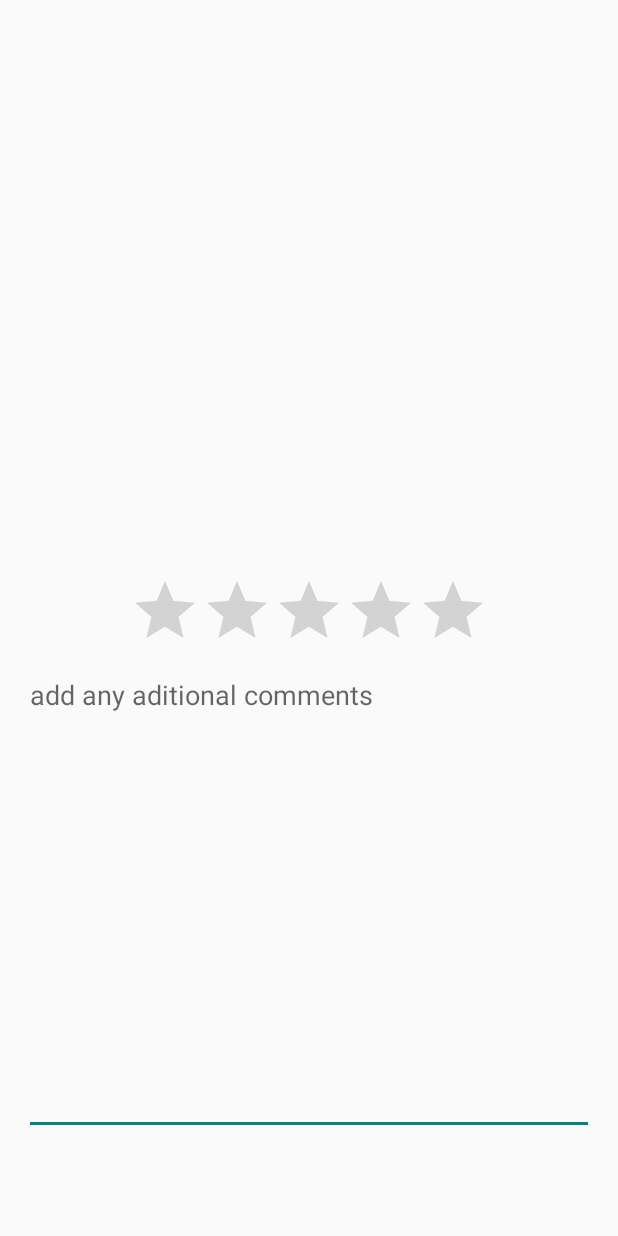
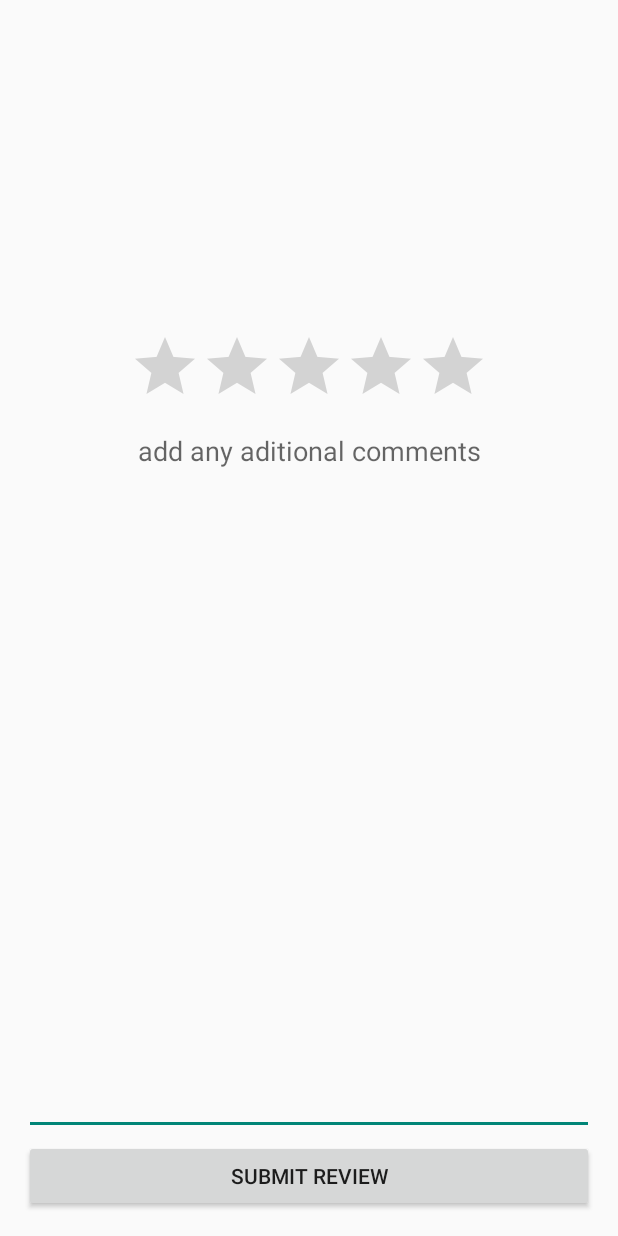
Before and after one commit to nigeldaniels/project2_phone, an Android app: the layout review.xml on its own in the app's theme, with its tools: preview values and no code run, on a phone screen of 412 x 824 dp. Run offline under Robolectric (Android 15) with nearby library versions, the phone set to English and light mode, and no system bars.

Commit message:
most basic sending review to server

```diff
--- a/src/main/java/com/netchosis/somthing/project2_phone2/Urls.java
+++ b/src/main/java/com/netchosis/somthing/project2_phone2/Urls.java
@@ -9,6 +9,7 @@ public class Urls {
 
     public static String SET_STATUS_URL =  domain + "/set_status/";
     public final static String WHOAMI_URL =  domain + "/whoami/";
+    public final static String REVIEW_URL = domain + "/review";
     public final static String USERS_URL =  domain +"/users/";
     public final static String API_TOKEN_URL = domain + "/api-token/";
     public final static String UPDATE_USER_URL = domain +"/update_user/";
--- a/src/main/res/layout/review.xml
+++ b/src/main/res/layout/review.xml
@@ -10,8 +10,9 @@
         android:layout_width="wrap_content"
         android:layout_height="wrap_content"
         android:id="@+id/ratingBar"
-        android:layout_centerVertical="true"
-        android:layout_centerHorizontal="true" />
+        android:layout_below="@+id/salutation"
+        android:layout_centerHorizontal="true"
+        android:layout_marginTop="135dp" />
 
     <TextView
         android:layout_width="wrap_content"
@@ -28,7 +29,7 @@
         android:layout_height="wrap_content"
         android:inputType="textMultiLine"
         android:ems="10"
-        android:id="@+id/editText"
+        android:id="@+id/commentbox"
         android:layout_alignParentBottom="true"
         android:layout_alignParentLeft="true"
         android:layout_alignParentStart="true"
@@ -37,6 +38,19 @@
         android:layout_alignEnd="@+id/salutation"
         android:layout_below="@+id/ratingBar"
         android:hint="add any aditional comments"
-        android:gravity="top" />
+        android:gravity="top|center"
+        android:editable="true" />
+
+    <Button
+        android:layout_width="wrap_content"
+        android:layout_height="wrap_content"
+        android:text="Submit Review"
+        android:id="@+id/button4"
+        android:layout_alignParentBottom="true"
+        android:layout_alignParentLeft="true"
+        android:layout_alignParentStart="true"
+        android:layout_alignRight="@+id/salutation"
+        android:layout_alignEnd="@+id/salutation"
+        android:onClick="review_button" />
 
 </RelativeLayout>
```
Also changed, not shown: src/main/java/com/netchosis/somthing/project2_phone2/ReviewActivity.java (+74 -1 lines).
